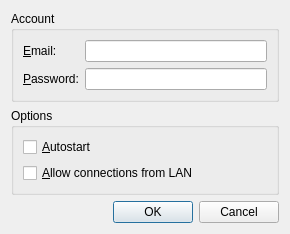
Old version of the form optionsdialog.ui in the repository karoyqiu/sslink.
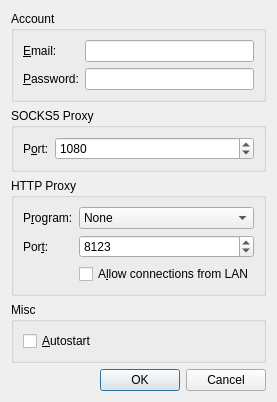
New version of the form.

Commit message: Split the http proxy.

```diff
--- a/optionsdialog.ui
+++ b/optionsdialog.ui
@@ -6,8 +6,8 @@
    <rect>
     <x>0</x>
     <y>0</y>
-    <width>290</width>
-    <height>201</height>
+    <width>271</width>
+    <height>343</height>
    </rect>
   </property>
   <property name="windowTitle">
@@ -56,7 +56,112 @@
    <item>
     <widget class="QGroupBox" name="groupOptions">
      <property name="title">
-      <string>Options</string>
+      <string>SOCKS5 Proxy</string>
+     </property>
+     <layout class="QFormLayout" name="formLayout_2">
+      <item row="0" column="0">
+       <widget class="QLabel" name="labelSocksPort">
+        <property name="text">
+         <string>P&amp;ort:</string>
+        </property>
+        <property name="buddy">
+         <cstring>spinSocksPort</cstring>
+        </property>
+       </widget>
+      </item>
+      <item row="0" column="1">
+       <widget class="QSpinBox" name="spinSocksPort">
+        <property name="minimum">
+         <number>1</number>
+        </property>
+        <property name="maximum">
+         <number>65535</number>
+        </property>
+        <property name="value">
+         <number>1080</number>
+        </property>
+       </widget>
+      </item>
+     </layout>
+    </widget>
+   </item>
+   <item>
+    <widget class="QGroupBox" name="groupHttp">
+     <property name="title">
+      <string>HTTP Proxy</string>
+     </property>
+     <layout class="QFormLayout" name="formLayout_3">
+      <item row="0" column="0">
+       <widget class="QLabel" name="labelHttpProxy">
+        <property name="text">
+         <string>P&amp;rogram:</string>
+        </property>
+        <property name="buddy">
+         <cstring>comboHttpProxy</cstring>
+        </property>
+       </widget>
+      </item>
+      <item row="0" column="1">
+       <widget class="QComboBox" name="comboHttpProxy">
+        <item>
+         <property name="text">
+          <string>None</string>
+         </property>
+        </item>
+        <item>
+         <property name="text">
+          <string notr="true">Polipo</string>
+         </property>
+        </item>
+        <item>
+         <property name="text">
+          <string notr="true">COW</string>
+         </property>
+        </item>
+        <item>
+         <property name="text">
+          <string notr="true">MEOW</string>
+         </property>
+        </item>
+       </widget>
+      </item>
+      <item row="1" column="0">
+       <widget class="QLabel" name="labelHttpPort">
+        <property name="text">
+         <string>Por&amp;t:</string>
+        </property>
+        <property name="buddy">
+         <cstring>spinHttpPort</cstring>
+        </property>
+       </widget>
+      </item>
+      <item row="1" column="1">
+       <widget class="QSpinBox" name="spinHttpPort">
+        <property name="minimum">
+         <number>1</number>
+        </property>
+        <property name="maximum">
+         <number>65535</number>
+        </property>
+        <property name="value">
+         <number>8123</number>
+        </property>
+       </widget>
+      </item>
+      <item row="2" column="1">
+       <widget class="QCheckBox" name="checkGlobal">
+        <property name="text">
+         <string>A&amp;llow connections from LAN</string>
+        </property>
+       </widget>
+      </item>
+     </layout>
+    </widget>
+   </item>
+   <item>
+    <widget class="QGroupBox" name="groupMisc">
+     <property name="title">
+      <string>Misc</string>
      </property>
      <layout class="QVBoxLayout" name="verticalLayout">
       <item>
@@ -66,13 +171,6 @@
         </property>
        </widget>
       </item>
-      <item>
-       <widget class="QCheckBox" name="checkGlobal">
-        <property name="text">
-         <string>&amp;Allow connections from LAN</string>
-        </property>
-       </widget>
-      </item>
      </layout>
     </widget>
    </item>
```
Left out of the diff: 11 changed lines with no effect on the pictures. The commit also changes 10 other files.
